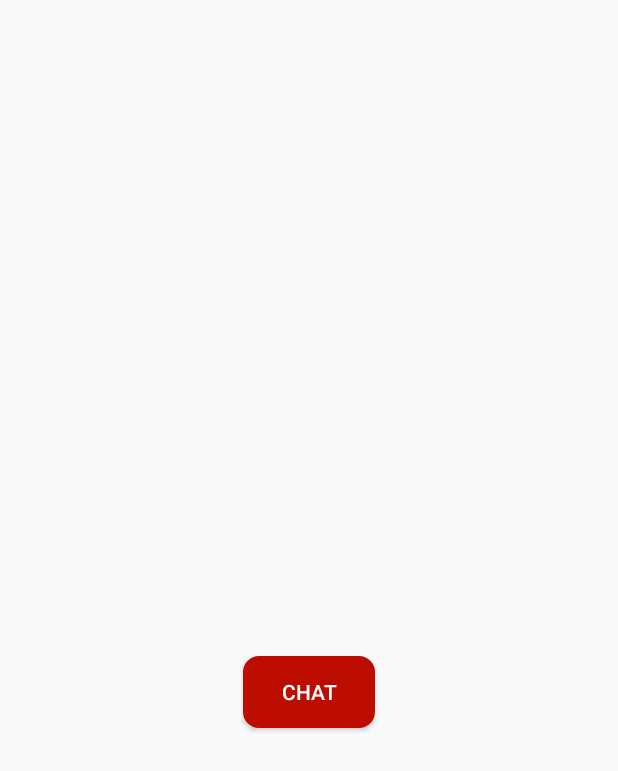
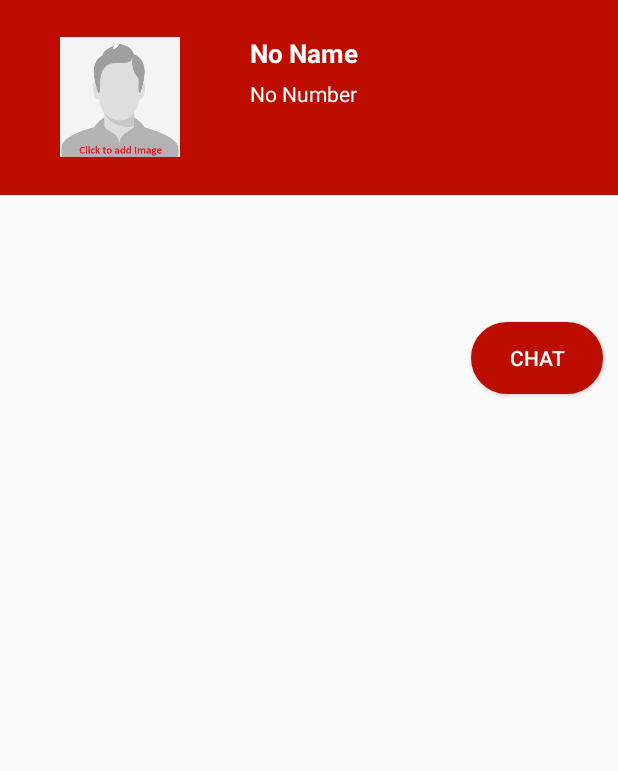
Before and after one commit to bilalhussain793/TaskPro, an Android app: the ShowTask screen opened directly, with no data from a screen before it, on a phone screen of 412 x 824 dp. Shown: the top 771 px of the screen. Run offline under Robolectric (Android 15) with nearby library versions, the phone set to English and light mode, and no system bars; our stand-ins replace Picasso, Volley; libraries missing offline, so code that uses them is left out: com.firebase.client; network calls fail; pictures from the network do not load; 4 statements that could not run were skipped.

Commit message:
chat and task details updated

```diff
--- a/app/src/main/java/com/bilal929/taskpro/Login.java
+++ b/app/src/main/java/com/bilal929/taskpro/Login.java
@@ -56,7 +56,7 @@ public class Login extends AppCompatActivity {
                     password.setError("can't be blank");
                 }
                 else{
-                    String url = "https://notify-38a1e.firebaseio.com/users.json";
+                    String url = UserData.URL+"/users.json";
                     final ProgressDialog pd = new ProgressDialog(Login.this);
                     pd.setMessage("Loading...");
                     pd.show();
@@ -107,7 +107,6 @@ public class Login extends AppCompatActivity {
                     RequestQueue rQueue = Volley.newRequestQueue(Login.this);
                     rQueue.add(request);
                 }
-
             }
         });
 
--- a/app/src/main/java/com/bilal929/taskpro/ShowTask.java
+++ b/app/src/main/java/com/bilal929/taskpro/ShowTask.java
@@ -2,19 +2,30 @@ package com.bilal929.taskpro;
 
 import androidx.appcompat.app.AppCompatActivity;
 
+import android.app.ProgressDialog;
 import android.content.Intent;
 import android.os.Bundle;
 import android.view.View;
 import android.widget.Button;
 import android.widget.ImageView;
 import android.widget.TextView;
+import android.widget.Toast;
 
+import com.android.volley.Request;
+import com.android.volley.RequestQueue;
+import com.android.volley.Response;
+import com.android.volley.VolleyError;
+import com.android.volley.toolbox.StringRequest;
+import com.android.volley.toolbox.Volley;
 import com.firebase.client.Firebase;
 import com.squareup.picasso.Picasso;
 
+import org.json.JSONException;
+import org.json.JSONObject;
+
 public class ShowTask extends AppCompatActivity {
 ImageView imageView;
-TextView name;
+TextView name,t_title,t_desc,t_phone;
 Button button_chat;
 
     Firebase reference1, reference2;
@@ -25,9 +36,13 @@ Button button_chat;
 
         imageView=findViewById(R.id.iv_sh);
         name=findViewById(R.id.name_sh);
+        t_title=findViewById(R.id.t_name);
+        t_desc=findViewById(R.id.t_desc);
+        t_phone=findViewById(R.id.t_phone);
         button_chat=findViewById(R.id.bt_chat);
 
         Firebase.setAndroidContext(this);
+
         reference1 = new Firebase("https://notify-38a1e.firebaseio.com/users/" + UserData.userid + "/chat_list");
         reference2 = new Firebase("https://notify-38a1e.firebaseio.com/users/" + UserData.userid_post.get(UserData.position) + "/chat_list");
 
@@ -36,7 +51,7 @@ Button button_chat;
                 .transform(new CircleTransform())
                 .into(imageView);
 
-        name.setText(UserData.title.get(UserData.position));
+//        name.setText(UserData.title.get(UserData.position));
         button_chat.setOnClickListener(new View.OnClickListener() {
             @Override
             public void onClick(View v) {
@@ -47,5 +62,51 @@ Button button_chat;
                 reference2.child(UserData.userid).setValue("0");
             }
         });
+        String url = "https://notify-38a1e.firebaseio.com/tasks/"+UserData.ttype+".json";
+        final ProgressDialog pd = new ProgressDialog(ShowTask.this);
+        pd.setMessage("Loading...");
+        pd.show();
+
+        StringRequest request = new StringRequest(Request.Method.GET, url, new Response.Listener<String>(){
+            @Override
+            public void onResponse(String s) {
+//                 Toast.makeText(ShowTask.this, ""+s, Toast.LENGTH_LONG).show();
+                if(s.equals("null")){
+                    Toast.makeText(ShowTask.this, "user not found", Toast.LENGTH_LONG).show();
+                }
+                else{
+                    try {
+                        JSONObject obj = new JSONObject(s);
+
+                        name.setText(obj.getJSONObject(UserData.k_key.get(UserData.position)).getString("username"));
+                        UserData.chatName=obj.getJSONObject(UserData.k_key.get(UserData.position)).getString("username");
+                        t_title.setText(obj.getJSONObject(UserData.k_key.get(UserData.position)).getString("title"));
+                        t_desc.setText(obj.getJSONObject(UserData.k_key.get(UserData.position)).getString("description"));
+                        t_phone.setText(obj.getJSONObject(UserData.k_key.get(UserData.position)).getString("phone"));
+//                            UserData.userid = user;
+//                            UserData.password = pass;
+//                            UserData.username=obj.getJSONObject(user).getString("name");
+//                            UserData.userEmail = obj.getJSONObject(user).getString("email");
+//                            UserData.userContact = obj.getJSONObject(user).getString("phone");
+//                            UserData.accountType=obj.getJSONObject(user).getString("type");
+
+                    } catch (JSONException e) {
+                        e.printStackTrace();
+                    }
+                }
+
+                pd.dismiss();
+            }
+        },new Response.ErrorListener(){
+            @Override
+            public void onErrorResponse(VolleyError volleyError) {
+                System.out.println("" + volleyError);
+                Toast.makeText(ShowTask.this, ""+volleyError, Toast.LENGTH_LONG).show();
+                pd.dismiss();
+            }
+        });
+
+        RequestQueue rQueue = Volley.newRequestQueue(ShowTask.this);
+        rQueue.add(request);
     }
 }
--- a/app/src/main/java/com/bilal929/taskpro/TaskList.java
+++ b/app/src/main/java/com/bilal929/taskpro/TaskList.java
@@ -14,6 +14,7 @@ import java.util.ArrayList;
 public class TaskList extends AppCompatActivity {
     ListView lv;
     TaskAdapter taskAdapter;
+    UserData userData=new UserData();
     @Override
     protected void onCreate(Bundle savedInstanceState) {
         super.onCreate(savedInstanceState);
@@ -32,4 +33,9 @@ public class TaskList extends AppCompatActivity {
             }
         });
     }
+    public void  onBackPressed(){
+        taskAdapter.clear();
+        userData.clear();
+        finish();
+    }
 }
--- a/app/src/main/res/drawable/button_disabled.xml
+++ b/app/src/main/res/drawable/button_disabled.xml
@@ -2,9 +2,9 @@
 <shape xmlns:android="http://schemas.android.com/apk/res/android" android:shape="rectangle">
 
     <gradient
-        android:startColor="#F2F2F2"
+        android:startColor="#9C9C9C"
         android:centerColor="#A4A4A4"
-        android:endColor="#F2F2F2"
+        android:endColor="#9C9C9C"
         android:angle="90"/>
 
     <padding android:left="7dp"
@@ -13,8 +13,8 @@
         android:bottom="7dp" />
 
     <stroke
-        android:width="2dip"
+        android:width="0dip"
         android:color="#FFFFFF" />
 
-    <corners android:radius= "8dp" />
+    <corners android:radius= "40dp" />
 </shape>
--- a/app/src/main/res/drawable/button_enabled.xml
+++ b/app/src/main/res/drawable/button_enabled.xml
@@ -11,5 +11,5 @@
     <stroke
         android:width="1dip"
         android:color="@color/colorPrimaryDark" />
-    <corners android:radius= "10dp" />
+    <corners android:radius= "40dp" />
 </shape>
--- a/app/src/main/res/drawable/button_focused.xml
+++ b/app/src/main/res/drawable/button_focused.xml
@@ -1,8 +1,8 @@
 <?xml version="1.0" encoding="utf-8"?>
 <shape xmlns:android="http://schemas.android.com/apk/res/android" android:shape="rectangle">
     <gradient
-        android:startColor="#fffdfd"
-        android:centerColor="#fffdfd"
+        android:startColor="@color/colorPrimaryDark"
+        android:centerColor="@color/colorPrimaryDark"
         android:endColor="#fffdfd"
         android:angle="90"/>
     <padding android:left="7dp"
@@ -10,7 +10,7 @@
         android:right="7dp"
         android:bottom="7dp" />
     <stroke
-        android:width="2dip"
+        android:width="0dip"
         android:color="#fffdfd" />
-    <corners android:radius= "8dp" />
+    <corners android:radius= "40dp" />
 </shape>
--- a/app/src/main/res/drawable/button_pressed.xml
+++ b/app/src/main/res/drawable/button_pressed.xml
@@ -1,15 +1,16 @@
 <?xml version="1.0" encoding="utf-8"?>
 <shape xmlns:android="http://schemas.android.com/apk/res/android" android:shape="rectangle">
     <gradient
-        android:startColor="#673AB7"
-        android:endColor="#2196F3"
-        android:angle="90"/>
+        android:startColor="@color/colorPrimaryDark"
+        android:centerColor="@color/colorPrimary"
+        android:endColor="#FFFFFF"
+        android:angle="270"/>
     <padding android:left="7dp"
         android:top="7dp"
         android:right="7dp"
         android:bottom="7dp" />
     <stroke
         android:width="0dip"
-        android:color="#673AB7" />
+        android:color="@color/colorPrimaryDark" />
     <corners android:radius= "40dp" />
 </shape>
--- a/app/src/main/res/layout/activity_show_task.xml
+++ b/app/src/main/res/layout/activity_show_task.xml
@@ -5,24 +5,95 @@
     android:layout_width="match_parent"
     android:layout_height="match_parent"
     android:orientation="vertical"
-    android:gravity="center"
-    android:padding="20dp"
     tools:context=".ShowTask">
+    <LinearLayout
+        android:layout_width="match_parent"
+        android:layout_height="130dp"
+        android:background="@color/colorPrimaryDark"
+        android:weightSum="6"
+        android:orientation="horizontal">
 
-    <ImageView
-        android:layout_width="70dp"
-        android:layout_height="70dp"
-        android:id="@+id/iv_sh"/>
+        <LinearLayout
+            android:layout_width="wrap_content"
+            android:layout_height="match_parent"
+            android:layout_marginLeft="-3dp"
+            android:gravity="center"
+            android:layout_gravity="left"
+            android:layout_weight="2"
+            android:orientation="vertical">
+
+
+
+            <ImageView
+                android:layout_width="80dp"
+                android:layout_height="80dp"
+                android:id="@+id/iv_sh"
+                android:layout_gravity="center"
+                android:src="@drawable/imgperson"/>
+
+
+
+        </LinearLayout>
+
+        <LinearLayout
+
+            android:layout_width="wrap_content"
+            android:layout_height="match_parent"
+            android:layout_marginLeft="3dp"
+            android:layout_weight="3"
+            android:paddingTop="20dp"
+            android:orientation="vertical">
+
+
+            <TextView
+                android:layout_width="wrap_content"
+                android:layout_height="wrap_content"
+                android:layout_marginTop="3dp"
+                android:textStyle="bold"
+                android:id="@+id/name_sh"
+                android:textColor="#FFFFFF"
+                android:textSize="17dp"
+                android:text="No Name" />
+
+            <TextView
+                android:id="@+id/t_phone"
+                android:layout_width="wrap_content"
+                android:layout_height="wrap_content"
+                android:layout_marginTop="5dp"
+                android:text="No Number"
+                android:textColor="#FFFFFF" />
+
+
+        </LinearLayout>
+
+
+    </LinearLayout>
     <TextView
-        android:layout_width="wrap_content"
+        android:layout_width="match_parent"
         android:layout_height="wrap_content"
-        android:id="@+id/name_sh"/>
+        android:id="@+id/t_name"
+        android:textStyle="bold"
+        android:textColor="#000"
+        android:layout_marginLeft="10dp"
+        android:layout_marginTop="10dp"
+        android:textSize="18sp"/>
+    <TextView
+        android:layout_width="match_parent"
+        android:layout_height="wrap_content"
+        android:id="@+id/t_desc"
+        android:textColor="#000"
+        android:textAlignment="gravity"
+        android:padding="5dp"
+        android:layout_marginTop="10dp"
+        android:textSize="14sp"/>
     <Button
         android:layout_width="wrap_content"
         android:layout_height="wrap_content"
         android:background="@drawable/button_rect"
         android:layout_marginTop="10dp"
         android:id="@+id/bt_chat"
+        android:layout_gravity="right"
+        android:layout_marginRight="10dp"
         android:text="Chat"
         android:textColor="@color/white"/>
 
--- a/app/src/main/res/layout/activity_task_list.xml
+++ b/app/src/main/res/layout/activity_task_list.xml
@@ -10,10 +10,10 @@
         android:layout_width="match_parent"
         android:layout_height="wrap_content"
         android:layout_gravity="center"
-        android:text="Recently Posted Tasks"
+        android:text="Posted Tasks"
         android:padding="3dp"
         android:textColor="@color/white"
-        android:background="@drawable/editstyle"
+        android:background="@color/colorPrimaryDark"
         android:textSize="16dp"
         android:gravity="center"
         android:textStyle="bold" />
```
Also changed, not shown: app/src/main/java/com/bilal929/taskpro/Chat.java (+62 -10 lines), app/src/main/java/com/bilal929/taskpro/EarnMoney.java (+152 -15 lines), app/src/main/java/com/bilal929/taskpro/PostTask.java (+7 -2 lines), app/src/main/java/com/bilal929/taskpro/UserData.java (+14 -0 lines), app/src/main/res/drawable/msg_out.xml (+4 -4 lines), app/src/main/res/layout/activity_chat.xml (+30 -2 lines), app/src/main/res/layout/activity_earn_money.xml (+12 -3 lines), app/src/main/res/layout/activity_login.xml (+34 -11 lines).
